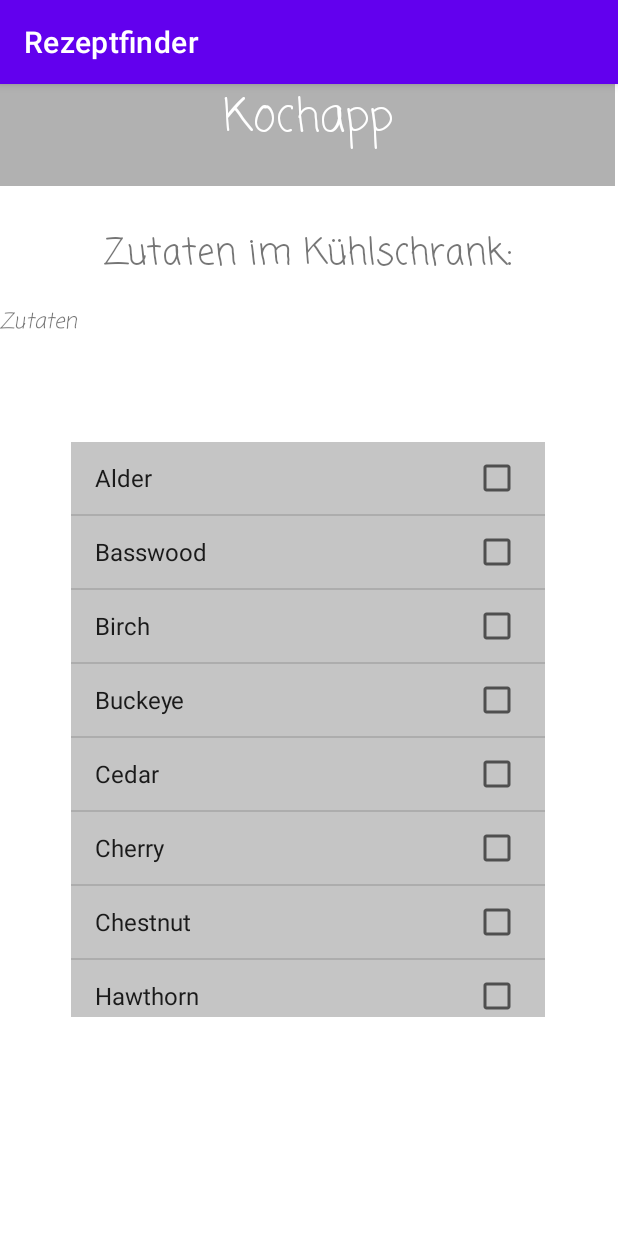
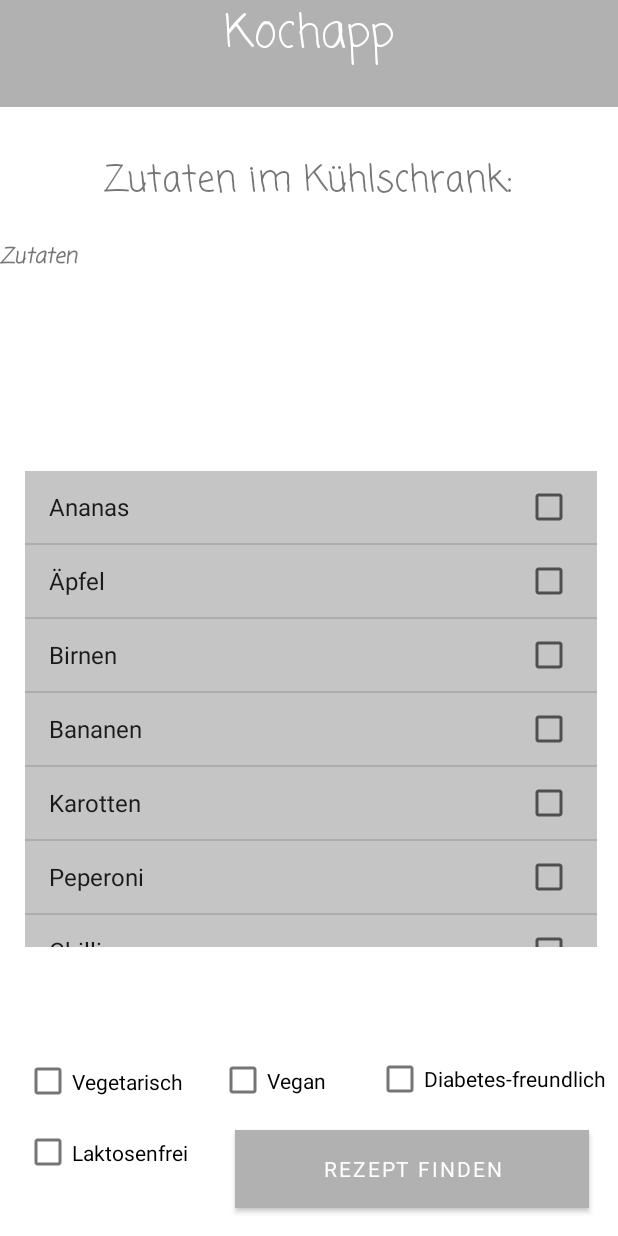
Before and after one commit to GenosseRedCat2/Rezeptfinder, an Android app: the screen it shows after launch (MainActivity), on a phone screen of 412 x 824 dp. Run offline under Robolectric (Android 15) with nearby library versions, the phone set to English and light mode, and no system bars.

Commit message:
Button, Checkbox, ListView und das Design wurde angepasst.

```diff
--- a/app/src/main/java/com/example/rezeptfinder/MainActivity.java
+++ b/app/src/main/java/com/example/rezeptfinder/MainActivity.java
@@ -1,6 +1,7 @@
 package com.example.rezeptfinder;
 
 import android.content.Context;
+import android.graphics.Color;
 import android.os.Bundle;
 import android.util.SparseBooleanArray;
 import android.view.View;
@@ -40,18 +41,19 @@ public class MainActivity extends AppCompatActivity {
         mainListView = (ListView) findViewById(R.id.lv);
         mainTextView = (TextView) findViewById(R.id.tv);
 
-        // Initializing a new list
+
+        // Initializing a new list of ingredients
         List<String> ingredients = Arrays.asList(
-                "Alder",
-                "Basswood",
-                "Birch",
-                "Buckeye",
-                "Cedar",
-                "Cherry",
-                "Chestnut",
-                "Hawthorn",
-                "Cypress",
-                "Honeylocust"
+                "Ananas",
+                "Äpfel",
+                "Birnen",
+                "Bananen",
+                "Karotten",
+                "Peperoni",
+                "Chilli",
+                "Fenkel",
+                "Oliven",
+                "Zwiebeln"
         );
 
         // Erstellt einen neuen ArrayAdapter.
@@ -63,6 +65,7 @@ public class MainActivity extends AppCompatActivity {
 
         // Setzt den Adapter auf die Hauptlistenview.
         mainListView.setAdapter(adapter);
+
 
         // Ein Listener für die einzelnen Zutaten.
         mainListView.setOnItemClickListener(new AdapterView.OnItemClickListener() {
--- a/app/src/main/res/layout/activity_main.xml
+++ b/app/src/main/res/layout/activity_main.xml
@@ -8,10 +8,11 @@
     android:layout_width="match_parent"
     android:layout_height="match_parent" >
 
+
     <TextView
         android:id="@+id/titleBar"
-        android:layout_width="410dp"
-        android:layout_height="68dp"
+        android:layout_width="414dp"
+        android:layout_height="71dp"
         android:background="#b1b1b1"
         android:fontFamily="casual"
         android:text="Kochapp"
@@ -20,11 +21,10 @@
         android:textSize="30sp"
         app:layout_constraintBottom_toBottomOf="parent"
         app:layout_constraintEnd_toEndOf="parent"
-        app:layout_constraintHorizontal_bias="0.0"
+        app:layout_constraintHorizontal_bias="1.0"
         app:layout_constraintStart_toStartOf="parent"
         app:layout_constraintTop_toTopOf="parent"
         app:layout_constraintVertical_bias="0.0" />
-
 
     <TextView
         android:id="@+id/textView4"
@@ -43,14 +43,17 @@
 
     <ListView
         android:id="@+id/lv"
-        android:layout_width="316dp"
-        android:layout_height="383dp"
+        android:layout_width="381dp"
+        android:layout_height="317dp"
         android:layout_below="@id/tv"
         android:background="#C5C5C5"
+        android:cacheColorHint="#00FFFFFF"
         android:choiceMode="multipleChoice"
+        android:fontFamily="causal"
+        android:textColor="#CDCDCD"
         app:layout_constraintBottom_toBottomOf="parent"
         app:layout_constraintEnd_toEndOf="parent"
-        app:layout_constraintHorizontal_bias="0.494"
+        app:layout_constraintHorizontal_bias="0.533"
         app:layout_constraintStart_toStartOf="parent"
         app:layout_constraintTop_toTopOf="@+id/titleBar"
         app:layout_constraintVertical_bias="0.62">
@@ -60,15 +63,80 @@
     <TextView
         android:id="@+id/tv"
         android:layout_width="413dp"
-        android:layout_height="53dp"
+        android:layout_height="110dp"
         android:fontFamily="casual"
         android:text="Zutaten"
-        android:textStyle="italic"
+        android:textStyle="bold|italic"
         app:layout_constraintBottom_toBottomOf="parent"
         app:layout_constraintEnd_toEndOf="parent"
         app:layout_constraintHorizontal_bias="0.0"
         app:layout_constraintStart_toStartOf="parent"
         app:layout_constraintTop_toTopOf="@+id/titleBar"
-        app:layout_constraintVertical_bias="0.207" />
+        app:layout_constraintVertical_bias="0.225" />
+
+    <CheckBox
+        android:id="@+id/checkBox"
+        android:layout_width="118dp"
+        android:layout_height="35dp"
+        android:text="Vegetarisch"
+        app:layout_constraintBottom_toBottomOf="parent"
+        app:layout_constraintEnd_toEndOf="parent"
+        app:layout_constraintHorizontal_bias="0.054"
+        app:layout_constraintStart_toStartOf="parent"
+        app:layout_constraintTop_toTopOf="@+id/titleBar"
+        app:layout_constraintVertical_bias="0.892" />
+
+    <CheckBox
+        android:id="@+id/checkBox2"
+        android:layout_width="89dp"
+        android:layout_height="34dp"
+        android:text="Vegan"
+        app:layout_constraintBottom_toBottomOf="parent"
+        app:layout_constraintEnd_toEndOf="parent"
+        app:layout_constraintHorizontal_bias="0.453"
+        app:layout_constraintStart_toStartOf="parent"
+        app:layout_constraintTop_toTopOf="parent"
+        app:layout_constraintVertical_bias="0.89" />
+
+    <CheckBox
+        android:id="@+id/checkBox3"
+        android:layout_width="160dp"
+        android:layout_height="33dp"
+        android:text="Diabetes-freundlich"
+        app:layout_constraintBottom_toBottomOf="parent"
+        app:layout_constraintEnd_toEndOf="parent"
+        app:layout_constraintHorizontal_bias="0.996"
+        app:layout_constraintStart_toStartOf="parent"
+        app:layout_constraintTop_toTopOf="parent"
+        app:layout_constraintVertical_bias="0.889" />
+
+    <CheckBox
+        android:id="@+id/checkBox4"
+        android:layout_width="117dp"
+        android:layout_height="34dp"
+        android:text="Laktosenfrei"
+        app:layout_constraintBottom_toBottomOf="parent"
+        app:layout_constraintEnd_toEndOf="parent"
+        app:layout_constraintHorizontal_bias="0.054"
+        app:layout_constraintStart_toStartOf="parent"
+        app:layout_constraintTop_toTopOf="parent"
+        app:layout_constraintVertical_bias="0.951" />
+
+    <Button
+        android:id="@+id/button"
+        android:layout_width="236dp"
+        android:layout_height="52dp"
+        android:background="#818181"
+
+        android:fontFamily="causal"
+        android:text="Rezept Finden"
+        android:textColor="#fefefe"
+        android:textColorHint="#000000"
+        app:layout_constraintBottom_toBottomOf="parent"
+        app:layout_constraintEnd_toEndOf="parent"
+        app:layout_constraintHorizontal_bias="0.891"
+        app:layout_constraintStart_toStartOf="parent"
+        app:layout_constraintTop_toTopOf="parent"
+        app:layout_constraintVertical_bias="0.976" />
 
 </androidx.constraintlayout.widget.ConstraintLayout>
--- a/app/src/main/res/values/themes.xml
+++ b/app/src/main/res/values/themes.xml
@@ -1,16 +1,16 @@
 <resources xmlns:tools="http://schemas.android.com/tools">
     <!-- Base application theme. -->
-    <style name="Theme.Rezeptfinder" parent="Theme.MaterialComponents.DayNight.DarkActionBar">
+    <style name="Theme.Rezeptfinder" parent="Theme.MaterialComponents.DayNight.NoActionBar">
         <!-- Primary brand color. -->
-        <item name="colorPrimary">@color/purple_500</item>
-        <item name="colorPrimaryVariant">@color/purple_700</item>
+        <item name="colorPrimary">#B1B1B1</item>
+        <item name="colorPrimaryVariant">@color/white</item>
         <item name="colorOnPrimary">@color/white</item>
         <!-- Secondary brand color. -->
-        <item name="colorSecondary">@color/teal_200</item>
+        <item name="colorSecondary">#000000</item>
         <item name="colorSecondaryVariant">@color/teal_700</item>
         <item name="colorOnSecondary">@color/black</item>
         <!-- Status bar color. -->
-        <item name="android:statusBarColor" tools:targetApi="l">?attr/colorPrimaryVariant</item>
+        <item name="android:statusBarColor" tools:targetApi="l">@color/black</item>
         <!-- Customize your theme here. -->
     </style>
 </resources>
```
